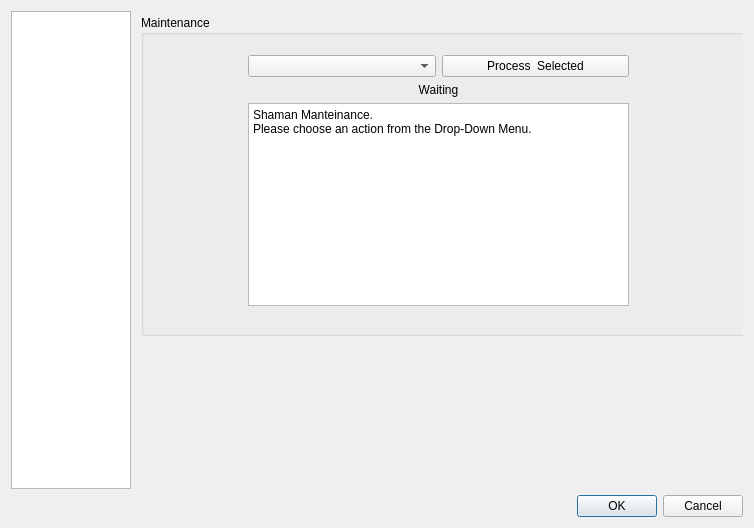
Qt form trunk/ui/configDialog.ui (drf/shaman1) before a commit.
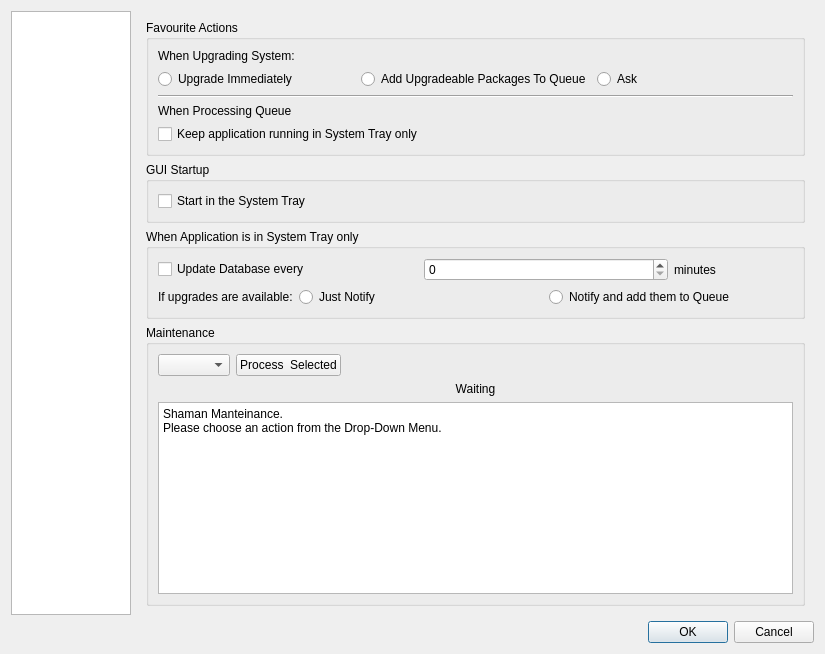
The same form after that commit. The open tabs and pages were chosen to show the change. Icons and pictures are not drawn.

What changed in the file:
```diff
--- a/trunk/ui/configDialog.ui
+++ b/trunk/ui/configDialog.ui
@@ -5,8 +5,8 @@
    <rect>
     <x>0</x>
     <y>0</y>
-    <width>754</width>
-    <height>528</height>
+    <width>825</width>
+    <height>607</height>
    </rect>
   </property>
   <property name="windowTitle" >
@@ -81,70 +81,207 @@
       <number>0</number>
      </property>
      <widget class="QWidget" name="Seite" >
-      <widget class="QGroupBox" name="groupBox" >
-       <property name="geometry" >
-        <rect>
-         <x>4</x>
-         <y>4</y>
-         <width>614</width>
-         <height>321</height>
-        </rect>
-       </property>
-       <property name="title" >
-        <string>Maintenance</string>
-       </property>
-       <widget class="QWidget" name="" >
-        <property name="geometry" >
-         <rect>
-          <x>107</x>
-          <y>40</y>
-          <width>381</width>
-          <height>251</height>
-         </rect>
-        </property>
-        <layout class="QVBoxLayout" >
-         <item>
-          <layout class="QHBoxLayout" >
-           <item>
-            <widget class="QComboBox" name="mantActionBox" />
-           </item>
-           <item>
-            <widget class="QPushButton" name="mantProcessButton" >
-             <property name="text" >
-              <string>Process  Selected</string>
-             </property>
-            </widget>
-           </item>
-          </layout>
-         </item>
-         <item>
-          <layout class="QHBoxLayout" >
-           <item>
-            <widget class="QLabel" name="statusLabel" >
-             <property name="text" >
-              <string>Waiting</string>
-             </property>
-             <property name="alignment" >
-              <set>Qt::AlignCenter</set>
-             </property>
-            </widget>
-           </item>
-          </layout>
-         </item>
-         <item>
-          <widget class="QTextEdit" name="mantDetails" >
-           <property name="html" >
-            <string>&lt;html>&lt;head>&lt;meta name="qrichtext" content="1" />&lt;style type="text/css">
+      <layout class="QGridLayout" >
+       <item row="0" column="0" >
+        <widget class="QGroupBox" name="groupBox_5" >
+         <property name="title" >
+          <string>Favourite Actions</string>
+         </property>
+         <property name="alignment" >
+          <set>Qt::AlignLeading</set>
+         </property>
+         <layout class="QGridLayout" >
+          <item row="0" column="0" >
+           <widget class="QLabel" name="label_7" >
+            <property name="text" >
+             <string>When Upgrading System:</string>
+            </property>
+           </widget>
+          </item>
+          <item row="1" column="0" >
+           <layout class="QHBoxLayout" >
+            <item>
+             <widget class="QRadioButton" name="radioButton" >
+              <property name="text" >
+               <string>Upgrade Immediately</string>
+              </property>
+             </widget>
+            </item>
+            <item>
+             <widget class="QRadioButton" name="radioButton_2" >
+              <property name="text" >
+               <string>Add Upgradeable Packages To Queue</string>
+              </property>
+             </widget>
+            </item>
+            <item>
+             <widget class="QRadioButton" name="radioButton_3" >
+              <property name="text" >
+               <string>Ask</string>
+              </property>
+             </widget>
+            </item>
+           </layout>
+          </item>
+          <item row="2" column="0" >
+           <widget class="Line" name="line" >
+            <property name="orientation" >
+             <enum>Qt::Horizontal</enum>
+            </property>
+           </widget>
+          </item>
+          <item row="3" column="0" >
+           <widget class="QLabel" name="label_8" >
+            <property name="text" >
+             <string>When Processing Queue</string>
+            </property>
+           </widget>
+          </item>
+          <item row="4" column="0" >
+           <widget class="QCheckBox" name="checkBox" >
+            <property name="text" >
+             <string>Keep application running in System Tray only</string>
+            </property>
+           </widget>
+          </item>
+         </layout>
+        </widget>
+       </item>
+       <item row="1" column="0" >
+        <widget class="QGroupBox" name="groupBox_6" >
+         <property name="title" >
+          <string>GUI Startup</string>
+         </property>
+         <layout class="QGridLayout" >
+          <item row="0" column="0" >
+           <widget class="QCheckBox" name="checkBox_2" >
+            <property name="text" >
+             <string>Start in the System Tray</string>
+            </property>
+           </widget>
+          </item>
+         </layout>
+        </widget>
+       </item>
+       <item row="2" column="0" >
+        <widget class="QGroupBox" name="groupBox_11" >
+         <property name="title" >
+          <string>When Application is in System Tray only</string>
+         </property>
+         <layout class="QGridLayout" >
+          <item row="0" column="0" colspan="2" >
+           <widget class="QCheckBox" name="checkBox_3" >
+            <property name="text" >
+             <string>Update Database every</string>
+            </property>
+           </widget>
+          </item>
+          <item row="0" column="2" colspan="2" >
+           <widget class="QSpinBox" name="spinBox" />
+          </item>
+          <item row="0" column="4" >
+           <widget class="QLabel" name="label_16" >
+            <property name="text" >
+             <string>minutes</string>
+            </property>
+           </widget>
+          </item>
+          <item row="1" column="0" >
+           <widget class="QLabel" name="label_17" >
+            <property name="text" >
+             <string>If upgrades are available:</string>
+            </property>
+           </widget>
+          </item>
+          <item row="1" column="1" colspan="2" >
+           <widget class="QRadioButton" name="radioButton_4" >
+            <property name="text" >
+             <string>Just Notify</string>
+            </property>
+           </widget>
+          </item>
+          <item row="1" column="3" colspan="2" >
+           <widget class="QRadioButton" name="radioButton_6" >
+            <property name="text" >
+             <string>Notify and add them to Queue</string>
+            </property>
+           </widget>
+          </item>
+         </layout>
+        </widget>
+       </item>
+       <item row="3" column="0" >
+        <widget class="QGroupBox" name="groupBox" >
+         <property name="title" >
+          <string>Maintenance</string>
+         </property>
+         <layout class="QGridLayout" >
+          <item row="0" column="0" >
+           <layout class="QVBoxLayout" >
+            <item>
+             <layout class="QHBoxLayout" >
+              <item>
+               <widget class="QComboBox" name="mantActionBox" />
+              </item>
+              <item>
+               <widget class="QPushButton" name="mantProcessButton" >
+                <property name="text" >
+                 <string>Process  Selected</string>
+                </property>
+               </widget>
+              </item>
+              <item>
+               <spacer>
+                <property name="orientation" >
+                 <enum>Qt::Horizontal</enum>
+                </property>
+                <property name="sizeHint" >
+                 <size>
+                  <width>40</width>
+                  <height>20</height>
+                 </size>
+                </property>
+               </spacer>
+              </item>
+             </layout>
+            </item>
+            <item>
+             <layout class="QHBoxLayout" >
+              <item>
+               <widget class="QLabel" name="statusLabel" >
+                <property name="text" >
+                 <string>Waiting</string>
+                </property>
+                <property name="alignment" >
+                 <set>Qt::AlignCenter</set>
+                </property>
+               </widget>
+              </item>
+             </layout>
+            </item>
+            <item>
+             <widget class="QTextEdit" name="mantDetails" >
+              <property name="sizePolicy" >
+               <sizepolicy vsizetype="Maximum" hsizetype="Preferred" >
+                <horstretch>0</horstretch>
+                <verstretch>0</verstretch>
+               </sizepolicy>
+              </property>
+              <property name="html" >
+               <string>&lt;html>&lt;head>&lt;meta name="qrichtext" content="1" />&lt;style type="text/css">
 p, li { white-space: pre-wrap; }
-&lt;/style>&lt;/head>&lt;body style=" font-family:'Liberation Sans'; font-size:9pt; font-weight:400; font-style:normal;">
-&lt;p style=" margin-top:0px; margin-bottom:0px; margin-left:0px; margin-right:0px; -qt-block-indent:0; text-indent:0px;">Shaman Manteinance.&lt;/p>
-&lt;p style=" margin-top:0px; margin-bottom:0px; margin-left:0px; margin-right:0px; -qt-block-indent:0; text-indent:0px;">Please choose an action from the Drop-Down Menu.&lt;/p>&lt;/body>&lt;/html></string>
-           </property>
-          </widget>
-         </item>
-        </layout>
-       </widget>
-      </widget>
+&lt;/style>&lt;/head>&lt;body style=" font-family:'Sans Serif'; font-size:10pt; font-weight:400; font-style:normal;">
+&lt;p style=" margin-top:0px; margin-bottom:0px; margin-left:0px; margin-right:0px; -qt-block-indent:0; text-indent:0px; font-family:'Liberation Sans'; font-size:9pt;">Shaman Manteinance.&lt;/p>
+&lt;p style=" margin-top:0px; margin-bottom:0px; margin-left:0px; margin-right:0px; -qt-block-indent:0; text-indent:0px; font-family:'Liberation Sans'; font-size:9pt;">Please choose an action from the Drop-Down Menu.&lt;/p>&lt;/body>&lt;/html></string>
+              </property>
+             </widget>
+            </item>
+           </layout>
+          </item>
+         </layout>
+        </widget>
+       </item>
+      </layout>
      </widget>
      <widget class="QWidget" name="Seite_2" >
       <layout class="QGridLayout" >
```
Left out of the diff: 157 changed lines with no effect on the pictures.
